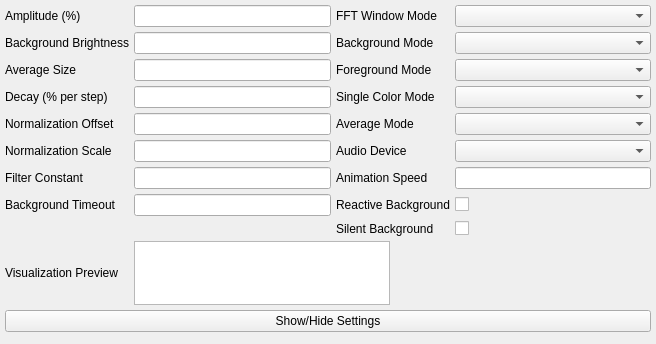
Old version of the form Dependencies/AudioVisualizer/AudioVisualizerUi.ui in the repository DLdota/OpenRGBEffectsPlugin.
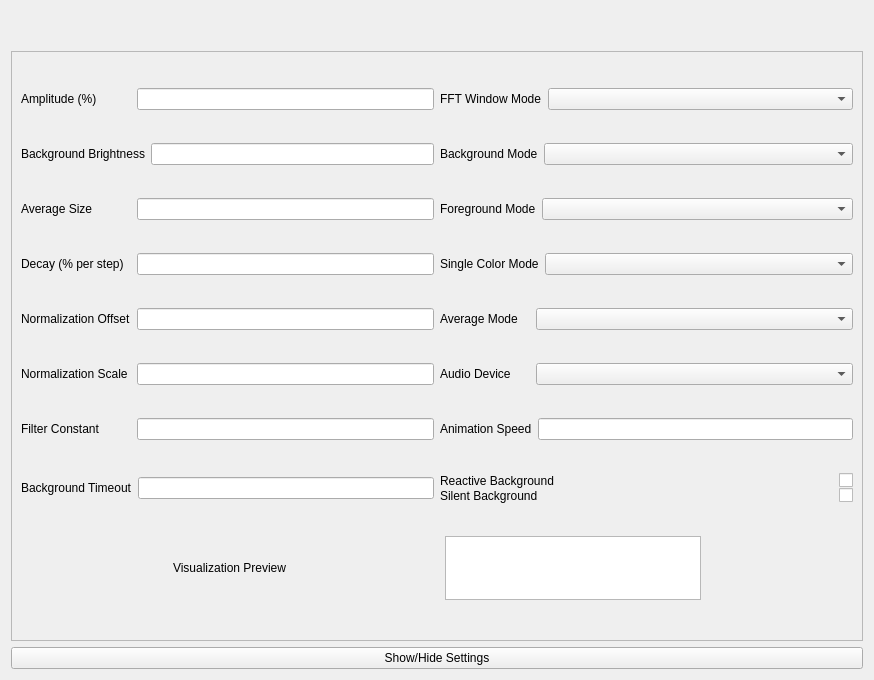
New version of the form.

The edit to the form file:
```diff
--- a/Dependencies/AudioVisualizer/AudioVisualizerUi.ui
+++ b/Dependencies/AudioVisualizer/AudioVisualizerUi.ui
@@ -6,8 +6,8 @@
    <rect>
     <x>0</x>
     <y>0</y>
-    <width>656</width>
-    <height>344</height>
+    <width>874</width>
+    <height>680</height>
    </rect>
   </property>
   <property name="sizePolicy">
@@ -22,269 +22,588 @@
     <height>0</height>
    </size>
   </property>
-  <layout class="QGridLayout" name="gridLayout">
-   <property name="leftMargin">
-    <number>5</number>
-   </property>
-   <property name="topMargin">
-    <number>5</number>
-   </property>
-   <property name="rightMargin">
-    <number>5</number>
-   </property>
-   <property name="bottomMargin">
-    <number>5</number>
-   </property>
-   <property name="spacing">
-    <number>5</number>
-   </property>
-   <item row="7" column="3">
-    <widget class="QCheckBox" name="checkBox_Reactive_Background">
-     <property name="text">
-      <string/>
+  <layout class="QVBoxLayout" name="verticalLayout_2" stretch="0,1,0">
+   <item>
+    <spacer name="ToBottom">
+     <property name="orientation">
+      <enum>Qt::Vertical</enum>
      </property>
-    </widget>
-   </item>
-   <item row="0" column="3">
-    <widget class="QComboBox" name="comboBox_FFT_Window_Mode">
-     <property name="sizeAdjustPolicy">
-      <enum>QComboBox::AdjustToContents</enum>
-     </property>
-    </widget>
-   </item>
-   <item row="1" column="0">
-    <widget class="QLabel" name="label_Background_Brightness">
-     <property name="text">
-      <string>Background Brightness</string>
-     </property>
-    </widget>
-   </item>
-   <item row="4" column="1">
-    <widget class="QLineEdit" name="lineEdit_Normalization_Offset"/>
-   </item>
-   <item row="5" column="3">
-    <widget class="QComboBox" name="comboBox_Audio_Device">
-     <property name="sizeAdjustPolicy">
-      <enum>QComboBox::AdjustToContents</enum>
-     </property>
-    </widget>
-   </item>
-   <item row="9" column="1" colspan="2">
-    <widget class="QGraphicsView" name="graphicsView_Visualization_Preview">
-     <property name="sizePolicy">
-      <sizepolicy hsizetype="Fixed" vsizetype="Fixed">
-       <horstretch>0</horstretch>
-       <verstretch>0</verstretch>
-      </sizepolicy>
-     </property>
-     <property name="minimumSize">
+     <property name="sizeHint" stdset="0">
       <size>
-       <width>256</width>
-       <height>64</height>
+       <width>20</width>
+       <height>40</height>
       </size>
      </property>
-     <property name="maximumSize">
-      <size>
-       <width>256</width>
-       <height>64</height>
-      </size>
-     </property>
-     <property name="verticalScrollBarPolicy">
-      <enum>Qt::ScrollBarAlwaysOff</enum>
-     </property>
-     <property name="horizontalScrollBarPolicy">
-      <enum>Qt::ScrollBarAlwaysOff</enum>
-     </property>
-     <property name="interactive">
-      <bool>false</bool>
-     </property>
-    </widget>
+    </spacer>
    </item>
-   <item row="8" column="3">
-    <widget class="QCheckBox" name="checkBox_Silent_Background">
-     <property name="sizePolicy">
-      <sizepolicy hsizetype="Minimum" vsizetype="Fixed">
-       <horstretch>0</horstretch>
-       <verstretch>0</verstretch>
-      </sizepolicy>
+   <item>
+    <widget class="QFrame" name="MainFrame">
+     <property name="frameShape">
+      <enum>QFrame::StyledPanel</enum>
      </property>
-     <property name="text">
-      <string/>
+     <property name="frameShadow">
+      <enum>QFrame::Raised</enum>
      </property>
+     <layout class="QVBoxLayout" name="verticalLayout_3">
+      <item>
+       <layout class="QHBoxLayout" name="AmpFFTWinModeLayout" stretch="1,1">
+        <item>
+         <layout class="QHBoxLayout" name="AmpLayout">
+          <item>
+           <widget class="QLabel" name="label_Amplitude">
+            <property name="sizePolicy">
+             <sizepolicy hsizetype="Fixed" vsizetype="Preferred">
+              <horstretch>0</horstretch>
+              <verstretch>0</verstretch>
+             </sizepolicy>
+            </property>
+            <property name="minimumSize">
+             <size>
+              <width>110</width>
+              <height>0</height>
+             </size>
+            </property>
+            <property name="text">
+             <string>Amplitude (%)</string>
+            </property>
+           </widget>
+          </item>
+          <item>
+           <widget class="QLineEdit" name="lineEdit_Amplitude"/>
+          </item>
+         </layout>
+        </item>
+        <item>
+         <layout class="QHBoxLayout" name="FFTWinModeLayout">
+          <item>
+           <widget class="QLabel" name="label_FFT_Window_Mode">
+            <property name="sizePolicy">
+             <sizepolicy hsizetype="Fixed" vsizetype="Preferred">
+              <horstretch>0</horstretch>
+              <verstretch>0</verstretch>
+             </sizepolicy>
+            </property>
+            <property name="minimumSize">
+             <size>
+              <width>90</width>
+              <height>0</height>
+             </size>
+            </property>
+            <property name="text">
+             <string>FFT Window Mode</string>
+            </property>
+           </widget>
+          </item>
+          <item>
+           <widget class="QComboBox" name="comboBox_FFT_Window_Mode">
+            <property name="sizeAdjustPolicy">
+             <enum>QComboBox::AdjustToContents</enum>
+            </property>
+           </widget>
+          </item>
+         </layout>
+        </item>
+       </layout>
+      </item>
+      <item>
+       <layout class="QHBoxLayout" name="BGBrightBackgroundModeLayout" stretch="1,1">
+        <item>
+         <layout class="QHBoxLayout" name="BGBrightLayout">
+          <item>
+           <widget class="QLabel" name="label_Background_Brightness">
+            <property name="sizePolicy">
+             <sizepolicy hsizetype="Fixed" vsizetype="Preferred">
+              <horstretch>0</horstretch>
+              <verstretch>0</verstretch>
+             </sizepolicy>
+            </property>
+            <property name="minimumSize">
+             <size>
+              <width>110</width>
+              <height>0</height>
+             </size>
+            </property>
+            <property name="text">
+             <string>Background Brightness</string>
+            </property>
+           </widget>
+          </item>
+          <item>
+           <widget class="QLineEdit" name="lineEdit_Background_Brightness"/>
+          </item>
+         </layout>
+        </item>
+        <item>
+         <layout class="QHBoxLayout" name="BGModeLayout">
+          <item>
+           <widget class="QLabel" name="label_Background_Mode">
+            <property name="sizePolicy">
+             <sizepolicy hsizetype="Fixed" vsizetype="Preferred">
+              <horstretch>0</horstretch>
+              <verstretch>0</verstretch>
+             </sizepolicy>
+            </property>
+            <property name="minimumSize">
+             <size>
+              <width>90</width>
+              <height>0</height>
+             </size>
+            </property>
+            <property name="text">
+             <string>Background Mode</string>
+            </property>
+           </widget>
+          </item>
+          <item>
+           <widget class="QComboBox" name="comboBox_Background_Mode">
+            <property name="sizeAdjustPolicy">
+             <enum>QComboBox::AdjustToContents</enum>
+            </property>
+           </widget>
+          </item>
+         </layout>
+        </item>
+       </layout>
+      </item>
+      <item>
+       <layout class="QHBoxLayout" name="avgSizeFGModeLayout" stretch="1,1">
+        <item>
+         <layout class="QHBoxLayout" name="AvgSizeLayout">
+          <item>
+           <widget class="QLabel" name="label_Average_Size">
+            <property name="sizePolicy">
+             <sizepolicy hsizetype="Fixed" vsizetype="Preferred">
+              <horstretch>0</horstretch>
+              <verstretch>0</verstretch>
+             </sizepolicy>
+            </property>
+            <property name="minimumSize">
+             <size>
+              <width>110</width>
+              <height>0</height>
+             </size>
+            </property>
+            <property name="text">
+             <string>Average Size</string>
+            </property>
+           </widget>
+          </item>
+          <item>
+           <widget class="QLineEdit" name="lineEdit_Average_Size"/>
+          </item>
+         </layout>
+        </item>
+        <item>
+         <layout class="QHBoxLayout" name="FGMode">
+          <item>
+           <widget class="QLabel" name="label_Foreground_Mode">
+            <property name="sizePolicy">
+             <sizepolicy hsizetype="Fixed" vsizetype="Preferred">
+              <horstretch>0</horstretch>
+              <verstretch>0</verstretch>
+             </sizepolicy>
+            </property>
+            <property name="minimumSize">
+             <size>
+              <width>90</width>
+              <height>0</height>
+             </size>
+            </property>
+            <property name="text">
+             <string>Foreground Mode</string>
+            </property>
+           </widget>
+          </item>
+          <item>
+           <widget class="QComboBox" name="comboBox_Foreground_Mode">
+            <property name="sizeAdjustPolicy">
+             <enum>QComboBox::AdjustToContents</enum>
+            </property>
+           </widget>
+          </item>
+         </layout>
+        </item>
+       </layout>
+      </item>
+      <item>
+       <layout class="QHBoxLayout" name="DecaySingleColorModeLayout" stretch="1,1">
+        <item>
+         <layout class="QHBoxLayout" name="DecayLayout">
+          <item>
+           <widget class="QLabel" name="label_Decay">
+            <property name="sizePolicy">
+             <sizepolicy hsizetype="Fixed" vsizetype="Preferred">
+              <horstretch>0</horstretch>
+              <verstretch>0</verstretch>
+             </sizepolicy>
+            </property>
+            <property name="minimumSize">
+             <size>
+              <width>110</width>
+              <height>0</height>
+             </size>
+            </property>
+            <property name="text">
+             <string>Decay (% per step)</string>
+            </property>
+           </widget>
+          </item>
+          <item>
+           <widget class="QLineEdit" name="lineEdit_Decay"/>
+          </item>
+         </layout>
+        </item>
+        <item>
+         <layout class="QHBoxLayout" name="SingleColorModeLayout">
+          <item>
+           <widget class="QLabel" name="label_Single_Color_Mode">
+            <property name="sizePolicy">
+             <sizepolicy hsizetype="Fixed" vsizetype="Preferred">
+              <horstretch>0</horstretch>
+              <verstretch>0</verstretch>
+             </sizepolicy>
+            </property>
+            <property name="minimumSize">
+             <size>
+              <width>90</width>
+              <height>0</height>
+             </size>
+            </property>
+            <property name="text">
+             <string>Single Color Mode</string>
+            </property>
+           </widget>
+          </item>
+          <item>
+           <widget class="QComboBox" name="comboBox_Single_Color_Mode">
+            <property name="sizeAdjustPolicy">
+             <enum>QComboBox::AdjustToContents</enum>
+            </property>
+           </widget>
+          </item>
+         </layout>
+        </item>
+       </layout>
+      </item>
+      <item>
+       <layout class="QHBoxLayout" name="NormOffsetAvgModeLayout" stretch="1,1">
+        <item>
+         <layout class="QHBoxLayout" name="NormalizationOffsetLayout">
+          <item>
+           <widget class="QLabel" name="label_Normalization_Offset">
+            <property name="sizePolicy">
+             <sizepolicy hsizetype="Fixed" vsizetype="Preferred">
+              <horstretch>0</horstretch>
+              <verstretch>0</verstretch>
+             </sizepolicy>
+            </property>
+            <property name="minimumSize">
+             <size>
+              <width>110</width>
+              <height>0</height>
+             </size>
+            </property>
+            <property name="text">
+             <string>Normalization Offset</string>
+            </property>
+           </widget>
+          </item>
+          <item>
+           <widget class="QLineEdit" name="lineEdit_Normalization_Offset"/>
+          </item>
+         </layout>
+        </item>
+        <item>
+         <layout class="QHBoxLayout" name="AvgModeLayout">
+          <item>
+           <widget class="QLabel" name="label_Average_Mode">
+            <property name="sizePolicy">
+             <sizepolicy hsizetype="Fixed" vsizetype="Preferred">
+              <horstretch>0</horstretch>
+              <verstretch>0</verstretch>
+             </sizepolicy>
+            </property>
+            <property name="minimumSize">
+             <size>
+              <width>90</width>
+              <height>0</height>
+             </size>
+            </property>
+            <property name="text">
+             <string>Average Mode</string>
+            </property>
+           </widget>
+          </item>
+          <item>
+           <widget class="QComboBox" name="comboBox_Average_Mode">
+            <property name="sizeAdjustPolicy">
+             <enum>QComboBox::AdjustToContents</enum>
+            </property>
+           </widget>
+          </item>
+         </layout>
+        </item>
+       </layout>
+      </item>
+      <item>
+       <layout class="QHBoxLayout" name="NormScaleAudioDeviceLayout" stretch="1,1">
+        <item>
+         <layout class="QHBoxLayout" name="NormScaleLayout">
+          <item>
+           <widget class="QLabel" name="label_Normalization_Scale">
+            <property name="sizePolicy">
+             <sizepolicy hsizetype="Fixed" vsizetype="Preferred">
+              <horstretch>0</horstretch>
+              <verstretch>0</verstretch>
+             </sizepolicy>
+            </property>
+            <property name="minimumSize">
+             <size>
+              <width>110</width>
+              <height>0</height>
+             </size>
+            </property>
+            <property name="text">
+             <string>Normalization Scale</string>
+            </property>
+           </widget>
+          </item>
+          <item>
+           <widget class="QLineEdit" name="lineEdit_Normalization_Scale"/>
+          </item>
+         </layout>
+        </item>
+        <item>
+         <layout class="QHBoxLayout" name="AudioDeviceLayout">
+          <item>
+           <widget class="QLabel" name="label_Audio_Device">
+            <property name="sizePolicy">
+             <sizepolicy hsizetype="Fixed" vsizetype="Preferred">
+              <horstretch>0</horstretch>
+              <verstretch>0</verstretch>
+             </sizepolicy>
+            </property>
+            <property name="minimumSize">
+             <size>
+              <width>90</width>
+              <height>0</height>
+             </size>
+            </property>
+            <property name="text">
+             <string>Audio Device</string>
+            </property>
+           </widget>
+          </item>
+          <item>
+           <widget class="QComboBox" name="comboBox_Audio_Device">
+            <property name="sizeAdjustPolicy">
+             <enum>QComboBox::AdjustToContents</enum>
+            </property>
+           </widget>
+          </item>
+         </layout>
+        </item>
+       </layout>
+      </item>
+      <item>
+       <layout class="QHBoxLayout" name="FilterConstAniSpeedLayout" stretch="1,1">
+        <item>
+         <layout class="QHBoxLayout" name="FilterConstLayout">
+          <item>
+           <widget class="QLabel" name="label_Filter_Constant">
+            <property name="sizePolicy">
+             <sizepolicy hsizetype="Fixed" vsizetype="Preferred">
+              <horstretch>0</horstretch>
+              <verstretch>0</verstretch>
+             </sizepolicy>
+            </property>
+            <property name="minimumSize">
+             <size>
+              <width>110</width>
+              <height>0</height>
+             </size>
+            </property>
+            <property name="text">
+             <string>Filter Constant</string>
+            </property>
+           </widget>
+          </item>
+          <item>
+           <widget class="QLineEdit" name="lineEdit_Filter_Constant"/>
+          </item>
+         </layout>
+        </item>
+        <item>
+         <layout class="QHBoxLayout" name="AniSpeedLayout">
+          <item>
+           <widget class="QLabel" name="label_Animation_Speed">
+            <property name="sizePolicy">
+             <sizepolicy hsizetype="Fixed" vsizetype="Preferred">
+              <horstretch>0</horstretch>
+              <verstretch>0</verstretch>
+             </sizepolicy>
+            </property>
+            <property name="minimumSize">
+             <size>
+              <width>90</width>
+              <height>0</height>
+             </size>
+            </property>
+            <property name="text">
+             <string>Animation Speed</string>
+            </property>
+           </widget>
+          </item>
+          <item>
+           <widget class="QLineEdit" name="lineEdit_Animation_Speed"/>
+          </item>
+         </layout>
+        </item>
+       </layout>
+      </item>
+      <item>
+       <layout class="QHBoxLayout" name="BGTimoutButtonsLayout" stretch="1,1">
+        <item>
+         <layout class="QHBoxLayout" name="BGTimeoutLayout">
+          <item>
+           <widget class="QLabel" name="label_Background_Timeout">
+            <property name="sizePolicy">
+             <sizepolicy hsizetype="Fixed" vsizetype="Preferred">
+              <horstretch>0</horstretch>
+              <verstretch>0</verstretch>
+             </sizepolicy>
+            </property>
+            <property name="minimumSize">
+             <size>
+              <width>110</width>
+              <height>0</height>
+             </size>
+            </property>
+            <property name="text">
+             <string>Background Timeout</string>
+            </property>
+           </widget>
+          </item>
+          <item>
+           <widget class="QLineEdit" name="lineEdit_Background_Timeout"/>
+          </item>
+         </layout>
+        </item>
+        <item>
+         <layout class="QVBoxLayout" name="ButtonLayout">
+          <property name="spacing">
+           <number>0</number>
+          </property>
+          <item>
+           <layout class="QHBoxLayout" name="ReactiveBGLayout">
+            <item>
+             <widget class="QLabel" name="label_Reactive_Background">
+              <property name="sizePolicy">
+               <sizepolicy hsizetype="Expanding" vsizetype="Preferred">
+                <horstretch>0</horstretch>
+                <verstretch>0</verstretch>
+               </sizepolicy>
+              </property>
+              <property name="text">
+               <string>Reactive Background</string>
+              </property>
+             </widget>
+            </item>
+            <item>
+             <widget class="QCheckBox" name="checkBox_Reactive_Background">
+              <property name="text">
+               <string/>
+              </property>
+             </widget>
+            </item>
+           </layout>
+          </item>
+          <item>
+           <layout class="QHBoxLayout" name="SilentBGLayout">
+            <item>
+             <widget class="QLabel" name="label_Silent_Background">
+              <property name="sizePolicy">
+               <sizepolicy hsizetype="Expanding" vsizetype="Preferred">
+                <horstretch>0</horstretch>
+                <verstretch>0</verstretch>
+               </sizepolicy>
+              </property>
+              <property name="text">
+               <string>Silent Background</string>
+              </property>
+             </widget>
+            </item>
+            <item>
+             <widget class="QCheckBox" name="checkBox_Silent_Background">
+              <property name="sizePolicy">
+               <sizepolicy hsizetype="Minimum" vsizetype="Fixed">
+                <horstretch>0</horstretch>
+                <verstretch>0</verstretch>
+               </sizepolicy>
+              </property>
+              <property name="text">
+               <string/>
+              </property>
+             </widget>
+            </item>
+           </layout>
+          </item>
+         </layout>
+        </item>
+       </layout>
+      </item>
+      <item>
+       <layout class="QHBoxLayout" name="VisPrevLayout">
+        <item>
+         <widget class="QLabel" name="label_Visualization_Preview">
+          <property name="sizePolicy">
+           <sizepolicy hsizetype="Fixed" vsizetype="Preferred">
+            <horstretch>0</horstretch>
+            <verstretch>0</verstretch>
+           </sizepolicy>
+          </property>
+          <property name="text">
+           <string>Visualization Preview</string>
+          </property>
+         </widget>
+        </item>
+        <item>
+         <widget class="QGraphicsView" name="graphicsView_Visualization_Preview">
+          <property name="sizePolicy">
+           <sizepolicy hsizetype="Fixed" vsizetype="Fixed">
+            <horstretch>0</horstretch>
+            <verstretch>0</verstretch>
+           </sizepolicy>
+          </property>
+          <property name="minimumSize">
+           <size>
+            <width>256</width>
+            <height>64</height>
+           </size>
+          </property>
+          <property name="maximumSize">
+           <size>
+            <width>256</width>
+            <height>64</height>
+           </size>
+          </property>
+          <property name="verticalScrollBarPolicy">
+           <enum>Qt::ScrollBarAlwaysOff</enum>
+          </property>
+          <property name="horizontalScrollBarPolicy">
+           <enum>Qt::ScrollBarAlwaysOff</enum>
+          </property>
+          <property name="interactive">
+           <bool>false</bool>
+          </property>
+         </widget>
+        </item>
+       </layout>
+      </item>
+     </layout>
     </widget>
    </item>
-   <item row="6" column="2">
-    <widget class="QLabel" name="label_Animation_Speed">
-     <property name="text">
-      <string>Animation Speed</string>
-     </property>
-    </widget>
-   </item>
-   <item row="4" column="3">
-    <widget class="QComboBox" name="comboBox_Average_Mode">
-     <property name="sizeAdjustPolicy">
-      <enum>QComboBox::AdjustToContents</enum>
-     </property>
-    </widget>
-   </item>
-   <item row="0" column="1">
-    <widget class="QLineEdit" name="lineEdit_Amplitude"/>
-   </item>
-   <item row="0" column="0">
-    <widget class="QLabel" name="label_Amplitude">
-     <property name="text">
-      <string>Amplitude (%)</string>
-     </property>
-    </widget>
-   </item>
-   <item row="6" column="3">
-    <widget class="QLineEdit" name="lineEdit_Animation_Speed"/>
-   </item>
-   <item row="2" column="2">
-    <widget class="QLabel" name="label_Foreground_Mode">
-     <property name="text">
-      <string>Foreground Mode</string>
-     </property>
-    </widget>
-   </item>
-   <item row="6" column="1">
-    <widget class="QLineEdit" name="lineEdit_Filter_Constant"/>
-   </item>
-   <item row="0" column="2">
-    <widget class="QLabel" name="label_FFT_Window_Mode">
-     <property name="text">
-      <string>FFT Window Mode</string>
-     </property>
-    </widget>
-   </item>
-   <item row="7" column="1">
-    <widget class="QLineEdit" name="lineEdit_Background_Timeout"/>
-   </item>
-   <item row="6" column="0">
-    <widget class="QLabel" name="label_Filter_Constant">
-     <property name="text">
-      <string>Filter Constant</string>
-     </property>
-    </widget>
-   </item>
-   <item row="4" column="2">
-    <widget class="QLabel" name="label_Average_Mode">
-     <property name="text">
-      <string>Average Mode</string>
-     </property>
-    </widget>
-   </item>
-   <item row="2" column="1">
-    <widget class="QLineEdit" name="lineEdit_Average_Size"/>
-   </item>
-   <item row="8" column="2">
-    <widget class="QLabel" name="label_Silent_Background">
-     <property name="text">
-      <string>Silent Background</string>
-     </property>
-    </widget>
-   </item>
-   <item row="4" column="0">
-    <widget class="QLabel" name="label_Normalization_Offset">
-     <property name="text">
-      <string>Normalization Offset</string>
-     </property>
-    </widget>
-   </item>
-   <item row="3" column="1">
-    <widget class="QLineEdit" name="lineEdit_Decay"/>
-   </item>
-   <item row="3" column="0">
-    <widget class="QLabel" name="label_Decay">
-     <property name="text">
-      <string>Decay (% per step)</string>
-     </property>
-    </widget>
-   </item>
-   <item row="1" column="2">
-    <widget class="QLabel" name="label_Background_Mode">
-     <property name="text">
-      <string>Background Mode</string>
-     </property>
-    </widget>
-   </item>
-   <item row="2" column="0">
-    <widget class="QLabel" name="label_Average_Size">
-     <property name="text">
-      <string>Average Size</string>
-     </property>
-    </widget>
-   </item>
-   <item row="1" column="1">
-    <widget class="QLineEdit" name="lineEdit_Background_Brightness"/>
-   </item>
-   <item row="3" column="3">
-    <widget class="QComboBox" name="comboBox_Single_Color_Mode">
-     <property name="sizeAdjustPolicy">
-      <enum>QComboBox::AdjustToContents</enum>
-     </property>
-    </widget>
-   </item>
-   <item row="5" column="2">
-    <widget class="QLabel" name="label_Audio_Device">
-     <property name="text">
-      <string>Audio Device</string>
-     </property>
-    </widget>
-   </item>
-   <item row="7" column="0">
-    <widget class="QLabel" name="label_Background_Timeout">
-     <property name="text">
-      <string>Background Timeout</string>
-     </property>
-    </widget>
-   </item>
-   <item row="5" column="0">
-    <widget class="QLabel" name="label_Normalization_Scale">
-     <property name="text">
-      <string>Normalization Scale</string>
-     </property>
-    </widget>
-   </item>
-   <item row="9" column="0">
-    <widget class="QLabel" name="label_Visualization_Preview">
-     <property name="text">
-      <string>Visualization Preview</string>
-     </property>
-    </widget>
-   </item>
-   <item row="7" column="2">
-    <widget class="QLabel" name="label_Reactive_Background">
-     <property name="text">
-      <string>Reactive Background</string>
-     </property>
-    </widget>
-   </item>
-   <item row="5" column="1">
-    <widget class="QLineEdit" name="lineEdit_Normalization_Scale"/>
-   </item>
-   <item row="2" column="3">
-    <widget class="QComboBox" name="comboBox_Foreground_Mode">
-     <property name="sizeAdjustPolicy">
-      <enum>QComboBox::AdjustToContents</enum>
-     </property>
-    </widget>
-   </item>
-   <item row="3" column="2">
-    <widget class="QLabel" name="label_Single_Color_Mode">
-     <property name="text">
-      <string>Single Color Mode</string>
-     </property>
-    </widget>
-   </item>
-   <item row="1" column="3">
-    <widget class="QComboBox" name="comboBox_Background_Mode">
-     <property name="sizeAdjustPolicy">
-      <enum>QComboBox::AdjustToContents</enum>
-     </property>
-    </widget>
-   </item>
-   <item row="10" column="0" colspan="4">
+   <item>
     <widget class="QPushButton" name="ShowHideSettings">
      <property name="text">
       <string>Show/Hide Settings</string>
```
